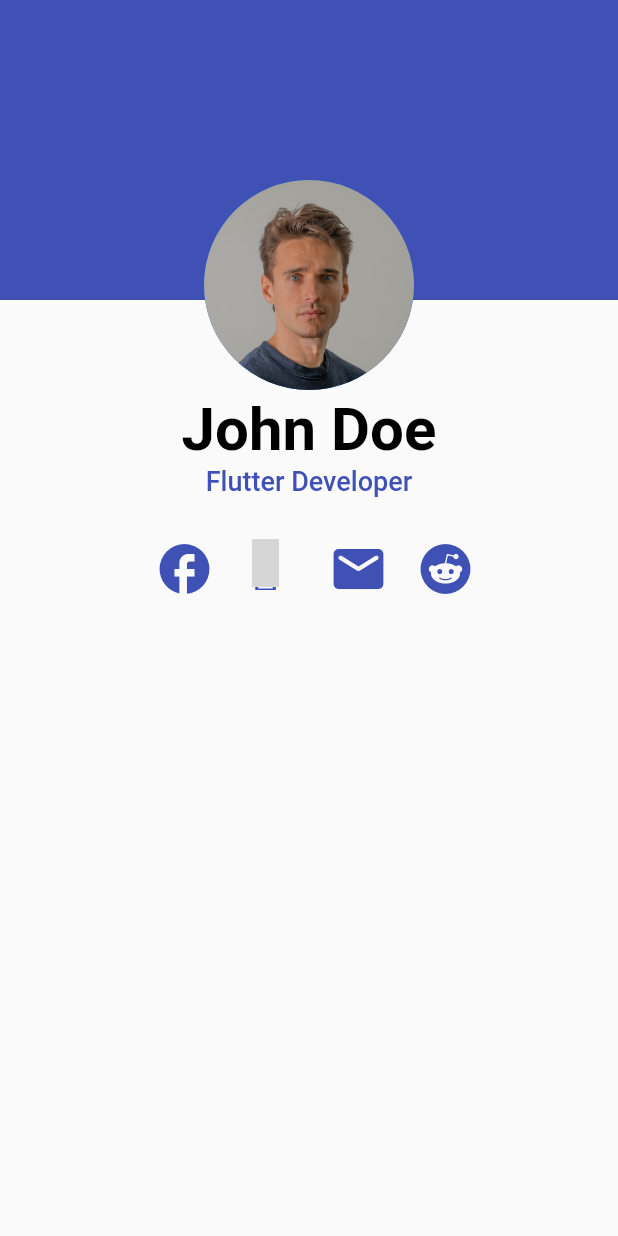
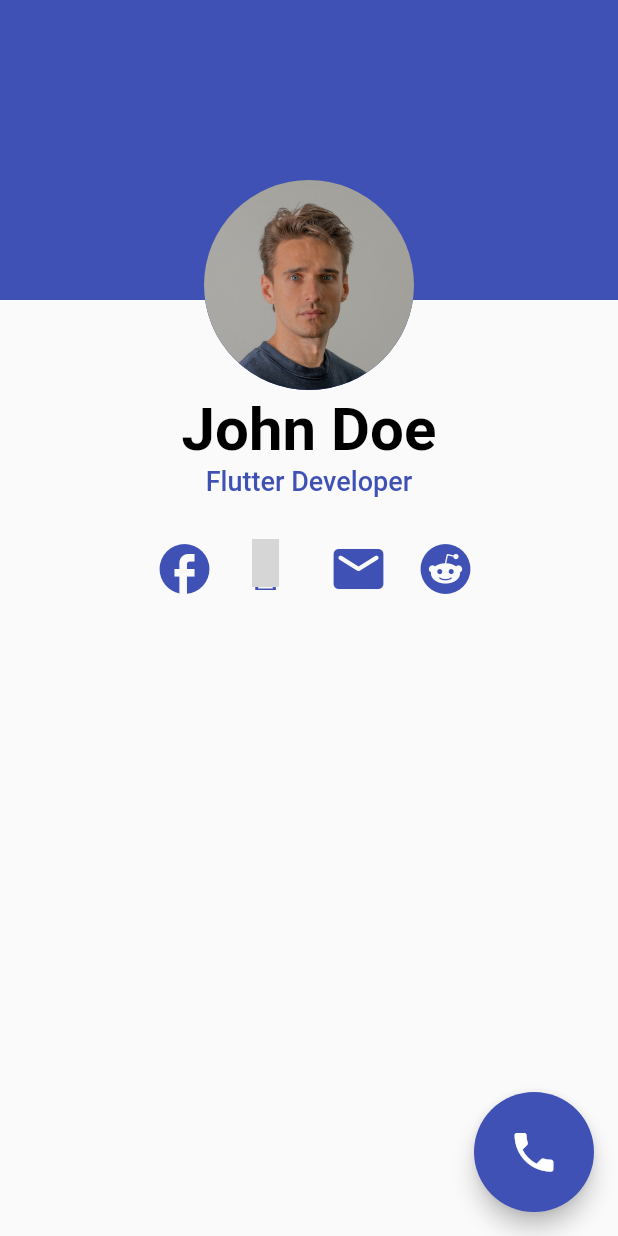
Before and after one commit to isoteriksoftware/hello_flutter, a Flutter app: the screen it shows after launch, on a phone screen of 412 x 824 dp. Run offline on Flutter 3.47's test engine with Material 2 defaults, Android fonts, the phone set to English and light mode, and no system bars; statements that could not run were skipped; grey boxes are pictures that could not be loaded.

Commit message:
Update main.dart

```diff
--- a/lib/main.dart
+++ b/lib/main.dart
@@ -9,9 +9,21 @@ class App extends StatelessWidget {
 
   @override
   Widget build(BuildContext context) {
-    return const MaterialApp(
+    return MaterialApp(
+      theme: ThemeData(
+        primarySwatch: Colors.indigo,
+      ),
       home: Scaffold(
-        body: Profile(),
+        body: const Profile(),
+        floatingActionButton: SizedBox(
+          width: 80,
+          child: FittedBox(
+            child: FloatingActionButton(
+              onPressed: () {},
+              child: const Icon(Icons.phone),
+            ),
+          ),
+        ),
       ),
     );
   }
@@ -88,7 +100,7 @@ class Profile extends StatelessWidget {
     return Padding(
       padding: const EdgeInsets.symmetric(horizontal: 5),
       child: IconButton(
-        onPressed: (){},
+        onPressed: () {},
         icon: Icon(
           icon,
           color: Colors.indigo,
```
